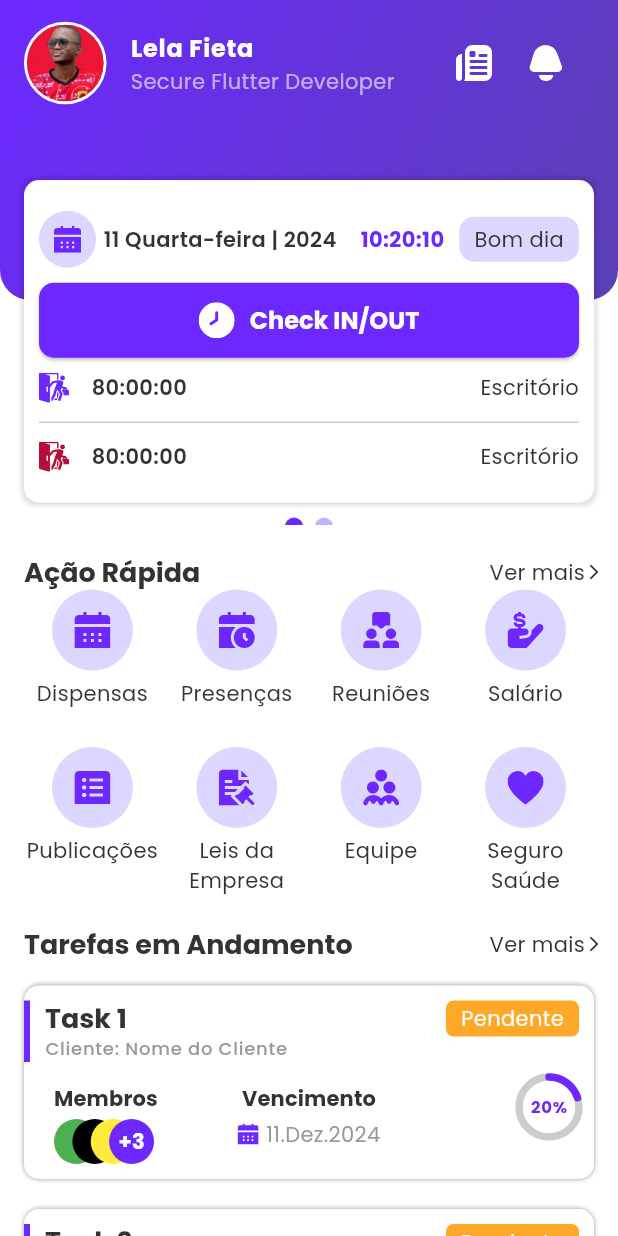
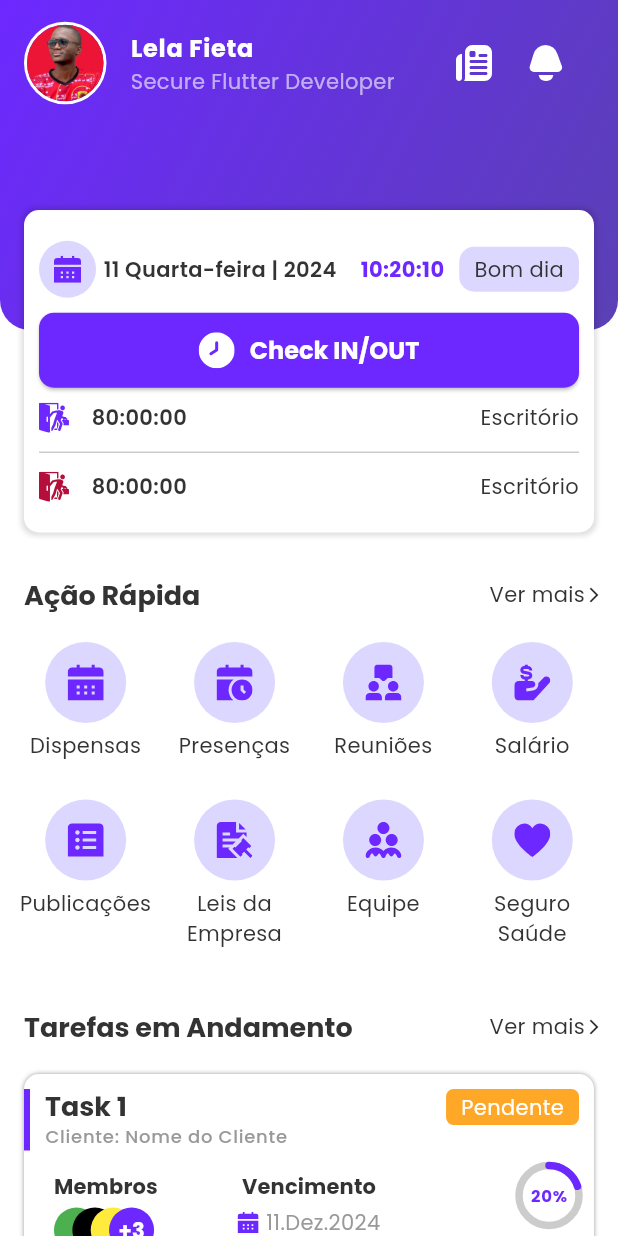
Before and after one commit to lelafieta/companyx.v2, a Flutter app: the HomePage screen opened by its route, on a phone screen of 412 x 824 dp. Run offline on Flutter 3.47's test engine with Material 3 defaults, Android fonts, the phone set to English and light mode, and no system bars; drawn by our look-alikes of flutter_carousel_widget, simple_circular_progress_bar; our stand-ins replace animated_bottom_navigation_bar, chat_bubbles, dismissible_page, flutter_svg, get.

Commit message:
Fix height size os containers

```diff
--- a/lib/features/employee/ui/widgets/carousel_second_widget.dart
+++ b/lib/features/employee/ui/widgets/carousel_second_widget.dart
@@ -3,7 +3,6 @@ import 'package:companyx/core/resources/app_images.dart';
 import 'package:dismissible_page/dismissible_page.dart';
 import 'package:flutter/material.dart';
 import 'package:flutter_svg/flutter_svg.dart';
-import 'package:get/get_connect/http/src/utils/utils.dart';
 
 import '../../../../core/resources/app_icons.dart';
 
--- a/lib/features/home/ui/pages/home_page.dart
+++ b/lib/features/home/ui/pages/home_page.dart
@@ -20,7 +20,7 @@ class HomePage extends StatefulWidget {
 }
 
 class _HomePageState extends State<HomePage> {
-  List<Widget> carouselWidgets = [
+  List<Widget> carouselWidgets = const [
     CarouselFirstWidget(),
     CarouselFirstWidget(),
     CarouselSecondWidget(),
@@ -65,7 +65,7 @@ class _HomePageState extends State<HomePage> {
             children: [
               Container(
                 width: double.infinity,
-                height: 350,
+                height: 365,
                 decoration: const BoxDecoration(
                     // color: Colors.red,
                     ),
@@ -76,7 +76,7 @@ class _HomePageState extends State<HomePage> {
                 right: 0,
                 child: Container(
                   width: double.infinity,
-                  height: 200,
+                  height: 220,
                   decoration: const BoxDecoration(
                     gradient: LinearGradient(
                       colors: [
@@ -157,7 +157,7 @@ class _HomePageState extends State<HomePage> {
               Positioned(
                 left: 0,
                 right: 0,
-                top: 110,
+                top: 130,
                 // child: Container(
                 //   height: 150,
                 //   decoration: BoxDecoration(
@@ -210,11 +210,11 @@ class _HomePageState extends State<HomePage> {
                     title: "Ação Rápida",
                     seeMore: () {},
                   ),
-                  Padding(
-                    padding: const EdgeInsets.symmetric(horizontal: 16),
-                    child: GridView.builder(
+                  GridView.builder(
                     physics: const ClampingScrollPhysics(),
                     shrinkWrap: true,
+                    padding: const EdgeInsets.symmetric(
+                        horizontal: 10, vertical: 20),
                     gridDelegate:
                         const SliverGridDelegateWithFixedCrossAxisCount(
                       crossAxisCount: 4,
@@ -226,8 +226,7 @@ class _HomePageState extends State<HomePage> {
                     itemCount: actions.length,
                     itemBuilder: (context, index) {
                       final action = actions[index];
-                        return Container(
-                          child: Column(
+                      return Column(
                         mainAxisAlignment: MainAxisAlignment.start,
                         crossAxisAlignment: CrossAxisAlignment.center,
                         children: [
@@ -252,20 +251,18 @@ class _HomePageState extends State<HomePage> {
                             maxLines: 2,
                           )
                         ],
-                          ),
                       );
                     },
-                    ),
                   ),
                   TitleWidget(
                     title: "Tarefas em Andamento",
                     seeMore: () {},
                   ),
-                  Container(
-                    margin: const EdgeInsets.all(16),
-                    child: ListView.separated(
+                  ListView.separated(
                       physics: const ClampingScrollPhysics(),
                       shrinkWrap: true,
+                      padding: const EdgeInsets.symmetric(
+                          horizontal: 16, vertical: 20),
                       itemBuilder: (context, index) {
                         final task = createTaskList()[index];
                         return Container(
@@ -303,8 +300,7 @@ class _HomePageState extends State<HomePage> {
                                 child: Row(
                                   mainAxisAlignment:
                                       MainAxisAlignment.spaceBetween,
-                                    crossAxisAlignment:
-                                        CrossAxisAlignment.start,
+                                  crossAxisAlignment: CrossAxisAlignment.start,
                                   children: [
                                     Column(
                                       crossAxisAlignment:
@@ -334,8 +330,7 @@ class _HomePageState extends State<HomePage> {
                                       ),
                                       decoration: BoxDecoration(
                                         color: AppColors.orange,
-                                          borderRadius:
-                                              BorderRadius.circular(5),
+                                        borderRadius: BorderRadius.circular(5),
                                       ),
                                       child: const Text(
                                         "Pendente",
@@ -350,8 +345,7 @@ class _HomePageState extends State<HomePage> {
                                 children: [
                                   Expanded(
                                     child: Padding(
-                                        padding:
-                                            const EdgeInsets.only(left: 20),
+                                      padding: const EdgeInsets.only(left: 20),
                                       child: Column(
                                         crossAxisAlignment:
                                             CrossAxisAlignment.start,
@@ -382,8 +376,7 @@ class _HomePageState extends State<HomePage> {
                                                     child: Container(
                                                       width: 30,
                                                       height: 30,
-                                                        decoration:
-                                                            BoxDecoration(
+                                                      decoration: BoxDecoration(
                                                         color: Colors.green,
                                                         borderRadius:
                                                             BorderRadius
@@ -398,8 +391,7 @@ class _HomePageState extends State<HomePage> {
                                                     child: Container(
                                                       width: 30,
                                                       height: 30,
-                                                        decoration:
-                                                            BoxDecoration(
+                                                      decoration: BoxDecoration(
                                                         color: Colors.black,
                                                         borderRadius:
                                                             BorderRadius
@@ -414,8 +406,7 @@ class _HomePageState extends State<HomePage> {
                                                     child: Container(
                                                       width: 30,
                                                       height: 30,
-                                                        decoration:
-                                                            BoxDecoration(
+                                                      decoration: BoxDecoration(
                                                         color: Colors.yellow,
                                                         borderRadius:
                                                             BorderRadius
@@ -430,8 +421,7 @@ class _HomePageState extends State<HomePage> {
                                                     child: Container(
                                                       width: 30,
                                                       height: 30,
-                                                        decoration:
-                                                            BoxDecoration(
+                                                      decoration: BoxDecoration(
                                                         color:
                                                             AppColors.primary,
                                                         borderRadius:
@@ -443,10 +433,8 @@ class _HomePageState extends State<HomePage> {
                                                           "+3",
                                                           style: TextStyle(
                                                             fontWeight:
-                                                                  FontWeight
-                                                                      .bold,
-                                                              color:
-                                                                  Colors.white,
+                                                                FontWeight.bold,
+                                                            color: Colors.white,
                                                           ),
                                                         ),
                                                       ),
@@ -461,8 +449,7 @@ class _HomePageState extends State<HomePage> {
                                     ),
                                   ),
                                   Column(
-                                      mainAxisAlignment:
-                                          MainAxisAlignment.center,
+                                    mainAxisAlignment: MainAxisAlignment.center,
                                     crossAxisAlignment:
                                         CrossAxisAlignment.center,
                                     children: [
@@ -519,8 +506,7 @@ class _HomePageState extends State<HomePage> {
                                                   .labelSmall!
                                                   .copyWith(
                                                     color: AppColors.primary,
-                                                      fontWeight:
-                                                          FontWeight.bold,
+                                                    fontWeight: FontWeight.bold,
                                                   ),
                                             );
                                           },
@@ -538,7 +524,6 @@ class _HomePageState extends State<HomePage> {
                         return Text("");
                       },
                       itemCount: createTaskList().length),
-                  ),
                 ],
               ),
             ),
```
Lines whose indentation alone changed are shown as unchanged.
